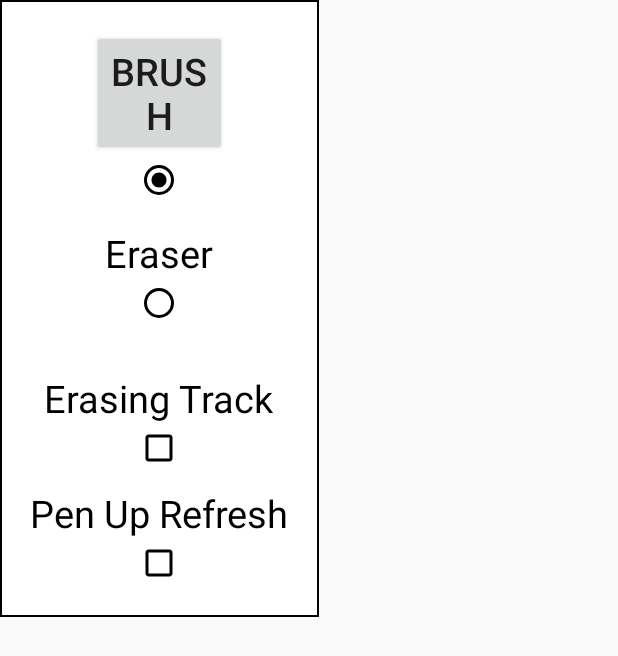
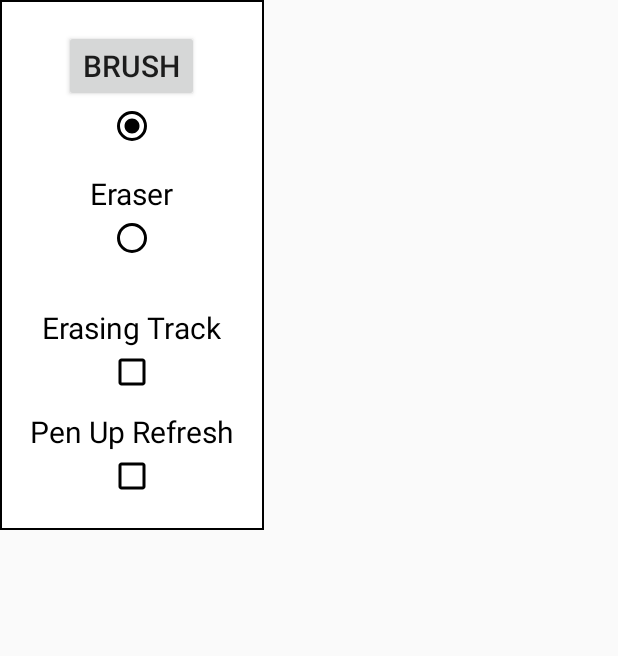
Before and after one commit to onyx-intl/OnyxAndroidDemo, an Android app: the layout layout_float_menu_vertical.xml on its own in the app's theme, with its tools: preview values and no code run, on a phone screen of 412 x 824 dp. Shown: the top 656 px of the screen. Run offline under Robolectric (Android 15) with nearby library versions, the phone set to English and light mode, and no system bars.

Commit message:
UI(OnyxPenDemo):adjust UI

```diff
--- a/app/OnyxPenDemo/src/main/res/layout/layout_float_menu_vertical.xml
+++ b/app/OnyxPenDemo/src/main/res/layout/layout_float_menu_vertical.xml
@@ -17,7 +17,7 @@
             android:layout_width="90dp"
             android:layout_height="wrap_content"
             android:text="@string/brush"
-            android:textSize="25sp" />
+            android:textSize="20sp" />
 
         <RadioButton
             android:id="@+id/float_brush_check"
@@ -33,7 +33,7 @@
             android:gravity="center"
             android:text="@string/eraser"
             android:textColor="@color/black"
-            android:textSize="25sp" />
+            android:textSize="20sp" />
 
         <RadioButton
             android:id="@+id/float_erase_check"
@@ -46,7 +46,7 @@
             android:layout_marginTop="30dp"
             android:text="@string/erase_track"
             android:textColor="@color/black"
-            android:textSize="25sp" />
+            android:textSize="20sp" />
 
         <CheckBox
             android:id="@+id/float_display_erase_track_check"
@@ -66,7 +66,7 @@
                 android:layout_height="wrap_content"
                 android:text="@string/pen_up_refresh"
                 android:textColor="@color/black"
-                android:textSize="25sp" />
+                android:textSize="20sp" />
 
             <CheckBox
                 android:id="@+id/float_pen_up_check"
--- a/app/OnyxPenDemo/src/main/res/layout/layout_pen_setting_pop.xml
+++ b/app/OnyxPenDemo/src/main/res/layout/layout_pen_setting_pop.xml
@@ -19,7 +19,7 @@
 
         <android.support.v7.widget.RecyclerView
             android:id="@+id/brush_list"
-            android:layout_width="wrap_content"
+            android:layout_width="match_parent"
             android:layout_height="wrap_content"
             android:layout_marginTop="10dp"
             android:orientation="horizontal" />
@@ -35,7 +35,7 @@
 
         <android.support.v7.widget.RecyclerView
             android:id="@+id/color_list"
-            android:layout_width="wrap_content"
+            android:layout_width="match_parent"
             android:layout_height="wrap_content"
             android:layout_marginTop="10dp"
             android:orientation="horizontal" />
@@ -126,7 +126,7 @@
 
             <android.support.v7.widget.RecyclerView
                 android:id="@+id/texture_list"
-                android:layout_width="wrap_content"
+                android:layout_width="match_parent"
                 android:layout_height="wrap_content"
                 android:layout_marginTop="10dp"
                 android:orientation="horizontal" />
--- a/app/OnyxPenDemo/src/main/res/layout/layout_pen_setting_pop_brush_item.xml
+++ b/app/OnyxPenDemo/src/main/res/layout/layout_pen_setting_pop_brush_item.xml
@@ -7,8 +7,8 @@
     </data>
 
     <LinearLayout
-        android:layout_width="wrap_content"
-        android:layout_height="wrap_content"
+        android:layout_width="match_parent"
+        android:layout_height="match_parent"
         android:layout_marginEnd="20dp"
         android:gravity="center"
         android:orientation="vertical">
@@ -23,6 +23,7 @@
             android:id="@+id/title"
             android:layout_width="wrap_content"
             android:layout_height="wrap_content"
+            android:gravity="center_horizontal"
             android:layout_marginTop="10dp"
             android:textColor="@color/black" />
 
```
Also changed, not shown: app/OnyxPenDemo/src/main/res/layout/activity_pen_demo.xml (+6 -6 lines).
